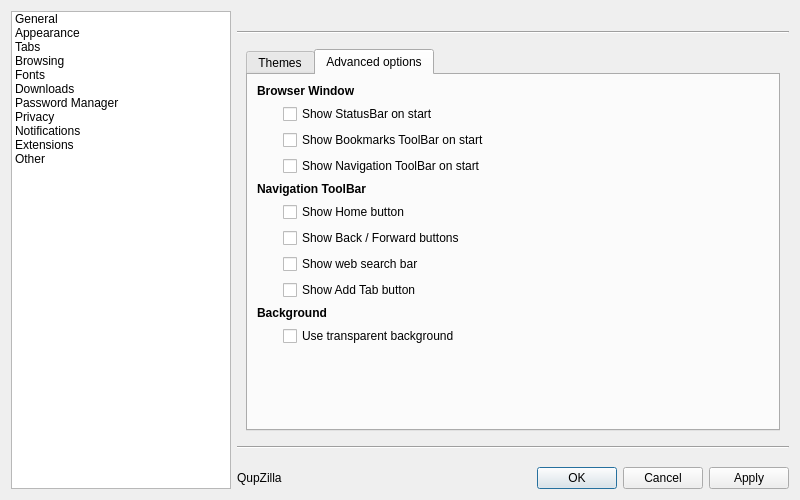
First picture: the form in src/lib/preferences/preferences.ui, repository QupZilla/qupzilla, before the edit.
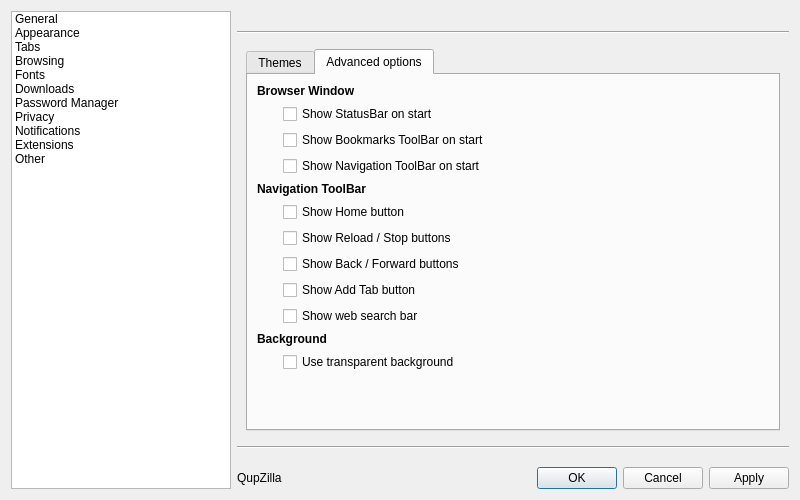
Second picture: the form after the edit. The open tabs and pages were chosen to show the change.

Commit message:
Option to hide Reload/Stop buttons in navigation bar
closes #615

What changed in the file:
```diff
--- a/src/lib/preferences/preferences.ui
+++ b/src/lib/preferences/preferences.ui
@@ -547,28 +547,21 @@
              </property>
             </widget>
            </item>
-           <item row="4" column="1">
+           <item row="5" column="1">
             <widget class="QCheckBox" name="showBackForward">
              <property name="text">
               <string>Show Back / Forward buttons</string>
              </property>
             </widget>
            </item>
-           <item row="6" column="1">
-            <widget class="QCheckBox" name="showAddTabButton">
-             <property name="text">
-              <string>Show Add Tab button</string>
-             </property>
-            </widget>
-           </item>
-           <item row="7" column="0" colspan="2">
+           <item row="9" column="0" colspan="2">
             <widget class="QLabel" name="label_7">
              <property name="text">
               <string>&lt;b&gt;Background&lt;b/&gt;</string>
              </property>
             </widget>
            </item>
-           <item row="9" column="1">
+           <item row="11" column="1">
             <spacer name="verticalSpacer_12">
              <property name="orientation">
               <enum>Qt::Vertical</enum>
@@ -581,20 +574,34 @@
              </property>
             </spacer>
            </item>
-           <item row="8" column="1">
+           <item row="10" column="1">
             <widget class="QCheckBox" name="useTransparentBg">
              <property name="text">
               <string>Use transparent background</string>
              </property>
             </widget>
            </item>
-           <item row="5" column="1">
+           <item row="7" column="1">
             <widget class="QCheckBox" name="showWebSearchBar">
              <property name="text">
               <string>Show web search bar</string>
              </property>
             </widget>
            </item>
+           <item row="6" column="1">
+            <widget class="QCheckBox" name="showAddTabButton">
+             <property name="text">
+              <string>Show Add Tab button</string>
+             </property>
+            </widget>
+           </item>
+           <item row="4" column="1">
+            <widget class="QCheckBox" name="showReloadStopButtons">
+             <property name="text">
+              <string>Show Reload / Stop buttons</string>
+             </property>
+            </widget>
+           </item>
           </layout>
          </widget>
         </widget>
```
Left out of the diff: 1 changed line with no effect on the pictures. The commit also changes 3 other files.
